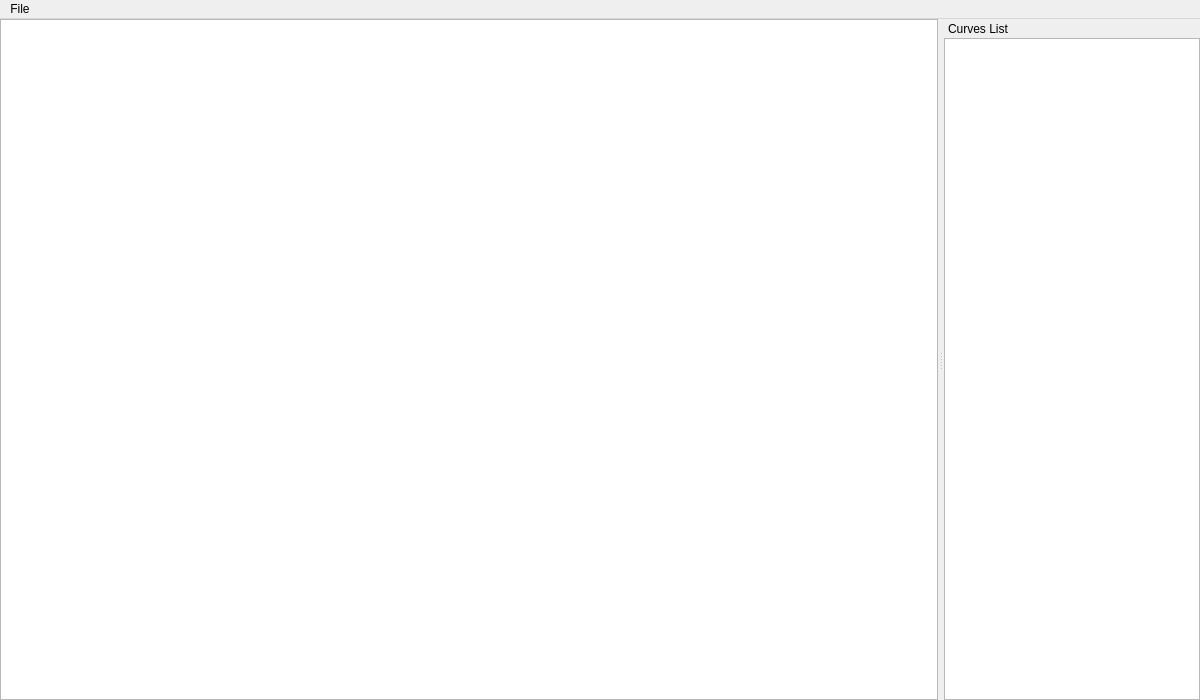
Qt form src/ui/mainwindow.ui (ATh0m/curve-editor) before a commit.
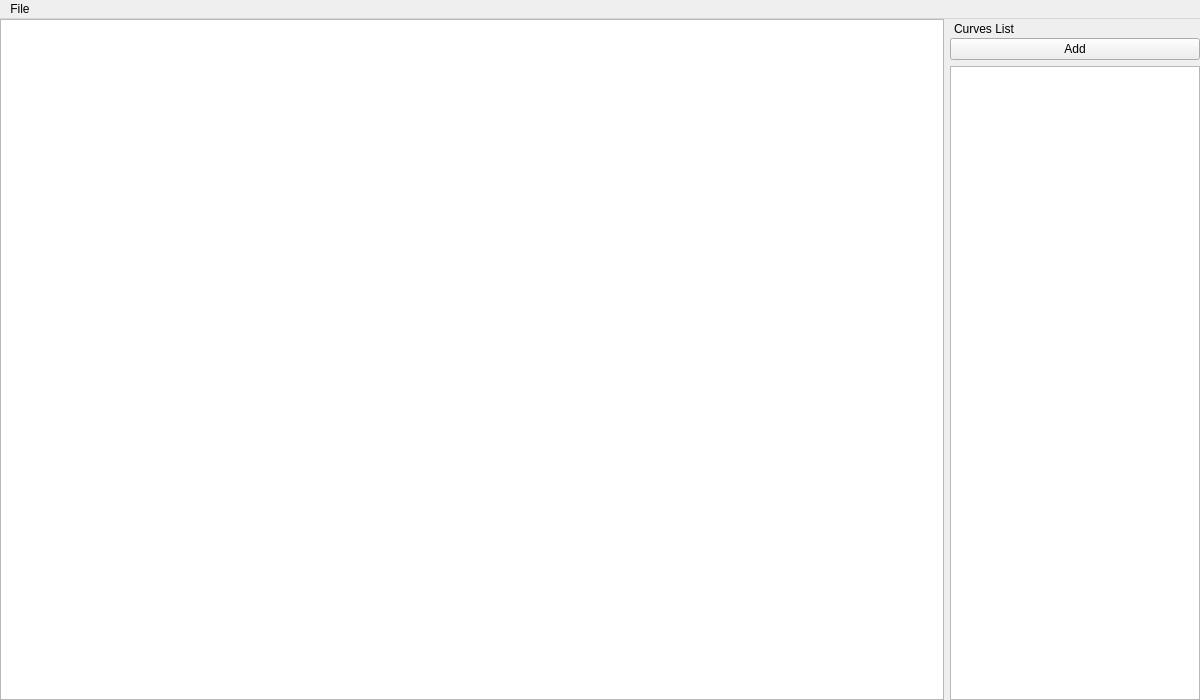
The same form after that commit.

```diff
--- a/src/ui/mainwindow.ui
+++ b/src/ui/mainwindow.ui
@@ -100,8 +100,14 @@
    </property>
    <property name="minimumSize">
     <size>
-     <width>71</width>
-     <height>93</height>
+     <width>250</width>
+     <height>131</height>
+    </size>
+   </property>
+   <property name="maximumSize">
+    <size>
+     <width>250</width>
+     <height>524287</height>
     </size>
    </property>
    <property name="contextMenuPolicy">
@@ -136,6 +142,13 @@
      <property name="bottomMargin">
       <number>0</number>
      </property>
+     <item>
+      <widget class="QPushButton" name="pushButton">
+       <property name="text">
+        <string>Add</string>
+       </property>
+      </widget>
+     </item>
      <item>
       <widget class="QListView" name="listView">
        <property name="sizePolicy">
```
